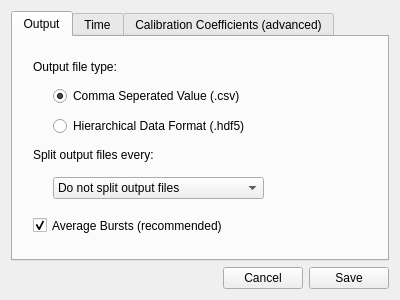
First picture: the form in gui/designer_files/options.ui, repository LowellInstruments/Domino, before the edit.
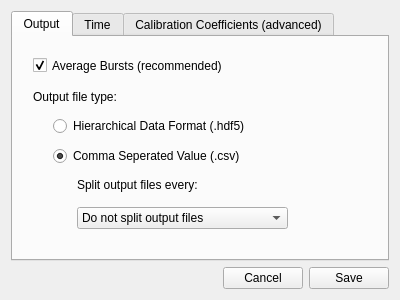
Second picture: the form after the edit.

Commit message: rearranges options dialog

Diff of the .ui file:
```diff
--- a/gui/designer_files/options.ui
+++ b/gui/designer_files/options.ui
@@ -42,7 +42,7 @@
        <property name="geometry">
         <rect>
          <x>20</x>
-         <y>180</y>
+         <y>20</y>
          <width>301</width>
          <height>17</height>
         </rect>
@@ -58,7 +58,7 @@
        <property name="geometry">
         <rect>
          <x>20</x>
-         <y>20</y>
+         <y>50</y>
          <width>271</width>
          <height>20</height>
         </rect>
@@ -71,7 +71,7 @@
        <property name="geometry">
         <rect>
          <x>40</x>
-         <y>50</y>
+         <y>110</y>
          <width>201</width>
          <height>18</height>
         </rect>
@@ -108,9 +108,9 @@
       <widget class="QLabel" name="label">
        <property name="geometry">
         <rect>
-         <x>20</x>
-         <y>110</y>
-         <width>311</width>
+         <x>64</x>
+         <y>140</y>
+         <width>171</width>
          <height>16</height>
         </rect>
        </property>
@@ -121,8 +121,8 @@
       <widget class="QComboBox" name="comboBox_split">
        <property name="geometry">
         <rect>
-         <x>40</x>
-         <y>140</y>
+         <x>64</x>
+         <y>170</y>
          <width>211</width>
          <height>22</height>
         </rect>
```
Left out of the diff: 2 changed lines with no effect on the pictures. The commit also changes 4 other files.
